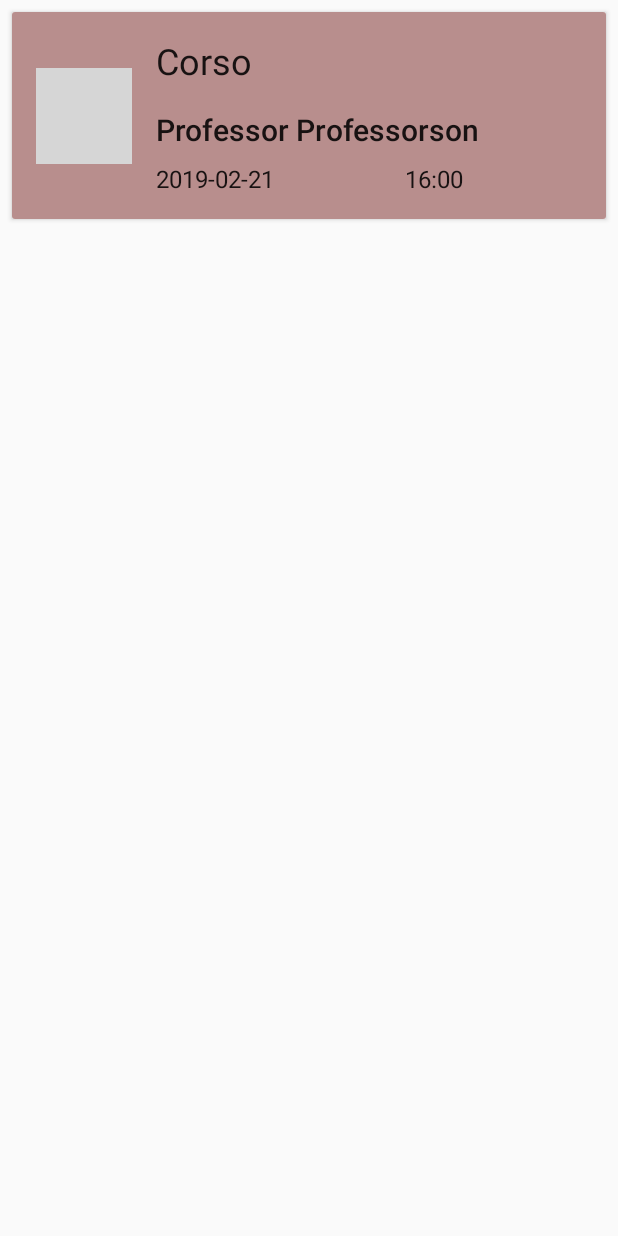
After one commit to elm-suf/TutoFire, an Android app: the layout reservation_item.xml on its own in the app's theme, with its tools: preview values and no code run, on a phone screen of 412 x 824 dp. The commit adds this screen. Run offline under Robolectric (Android 15) with nearby library versions, the phone set to English and light mode, and no system bars; grey boxes are pictures that could not be loaded.

Commit message:
list all reservations UI

```diff
--- /dev/null
+++ b/app/src/main/res/layout/reservation_item.xml
@@ -0,0 +1,88 @@
+<?xml version="1.0" encoding="utf-8"?>
+<android.support.v7.widget.CardView xmlns:android="http://schemas.android.com/apk/res/android"
+    xmlns:app="http://schemas.android.com/apk/res-auto"
+    android:id="@+id/teacher_reservation"
+    android:layout_width="match_parent"
+    android:layout_height="wrap_content"
+    android:layout_margin="8dp">
+
+    <android.support.constraint.ConstraintLayout
+        android:layout_width="match_parent"
+        android:layout_height="wrap_content"
+        android:background="@color/colorLightContrast">
+
+        <ImageView
+            android:id="@+id/imageView2"
+            android:layout_width="64dp"
+            android:layout_height="64dp"
+            android:layout_marginStart="16dp"
+            android:layout_marginTop="16dp"
+            android:layout_marginBottom="16dp"
+            app:layout_constraintBottom_toBottomOf="parent"
+            app:layout_constraintEnd_toStartOf="@+id/title_reservation"
+            app:layout_constraintStart_toStartOf="parent"
+            app:layout_constraintTop_toTopOf="parent"
+            app:srcCompat="@drawable/calendar" />
+
+        <TextView
+            android:id="@+id/title_reservation"
+            android:layout_width="0dp"
+            android:layout_height="wrap_content"
+            android:layout_marginStart="16dp"
+            android:layout_marginTop="16dp"
+            android:layout_marginEnd="32dp"
+            android:layout_marginBottom="8dp"
+            android:text="Corso"
+            android:textAppearance="@style/TextAppearance.AppCompat.Headline"
+            app:layout_constraintBottom_toTopOf="@+id/textView5"
+            app:layout_constraintEnd_toEndOf="parent"
+            app:layout_constraintStart_toEndOf="@+id/imageView2"
+            app:layout_constraintTop_toTopOf="parent" />
+
+        <TextView
+            android:id="@+id/textView5"
+            android:layout_width="0dp"
+            android:layout_height="wrap_content"
+            android:layout_marginStart="16dp"
+            android:layout_marginTop="8dp"
+            android:layout_marginEnd="32dp"
+            android:text="Professor Professorson"
+            android:textAppearance="@style/TextAppearance.AppCompat.Light.SearchResult.Title"
+            app:layout_constraintBottom_toTopOf="@+id/date_reservation"
+            app:layout_constraintEnd_toEndOf="parent"
+            app:layout_constraintStart_toEndOf="@+id/imageView2"
+            app:layout_constraintTop_toBottomOf="@+id/title_reservation" />
+
+        <TextView
+            android:id="@+id/date_reservation"
+            android:layout_width="0dp"
+            android:layout_height="wrap_content"
+            android:layout_marginStart="16dp"
+            android:layout_marginTop="8dp"
+            android:layout_marginEnd="32dp"
+            android:layout_marginBottom="16dp"
+            android:text="2019-02-21"
+            android:textAppearance="@style/TextAppearance.AppCompat.Light.SearchResult.Subtitle"
+            app:layout_constraintBottom_toBottomOf="parent"
+            app:layout_constraintEnd_toStartOf="@+id/time_reservation"
+            app:layout_constraintStart_toEndOf="@+id/imageView2"
+            app:layout_constraintTop_toBottomOf="@+id/textView5" />
+
+        <TextView
+            android:id="@+id/time_reservation"
+            android:layout_width="0dp"
+            android:layout_height="wrap_content"
+            android:layout_marginStart="32dp"
+            android:layout_marginTop="8dp"
+            android:layout_marginEnd="32dp"
+            android:layout_marginBottom="16dp"
+            android:text="16:00"
+            android:textAppearance="@style/TextAppearance.AppCompat.Light.SearchResult.Subtitle"
+            app:layout_constraintBottom_toBottomOf="parent"
+            app:layout_constraintEnd_toEndOf="parent"
+            app:layout_constraintStart_toEndOf="@+id/date_reservation"
+            app:layout_constraintTop_toBottomOf="@+id/textView5" />
+    </android.support.constraint.ConstraintLayout>
+
+
+</android.support.v7.widget.CardView>
```
Also changed, not shown: app/src/main/res/drawable/ic_course.xml (added, +9 -0 lines), app/src/main/res/layout/fragment_booking.xml (+0 -52 lines), app/src/main/res/layout/fragment_reservations.xml (added, +47 -0 lines).
